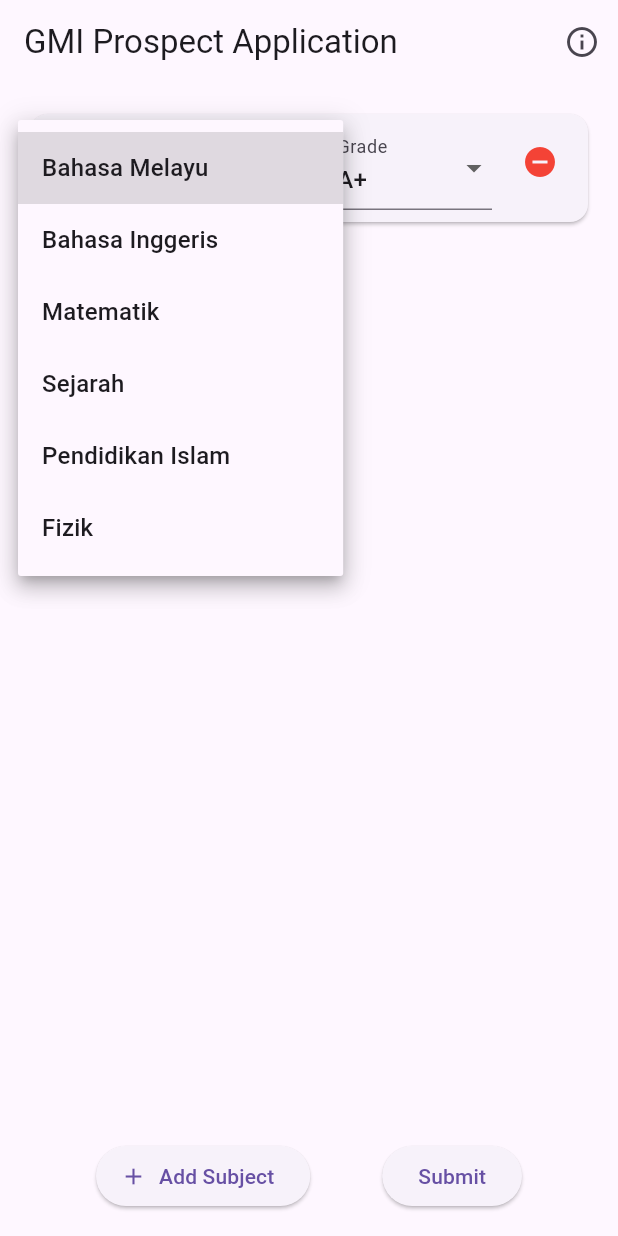
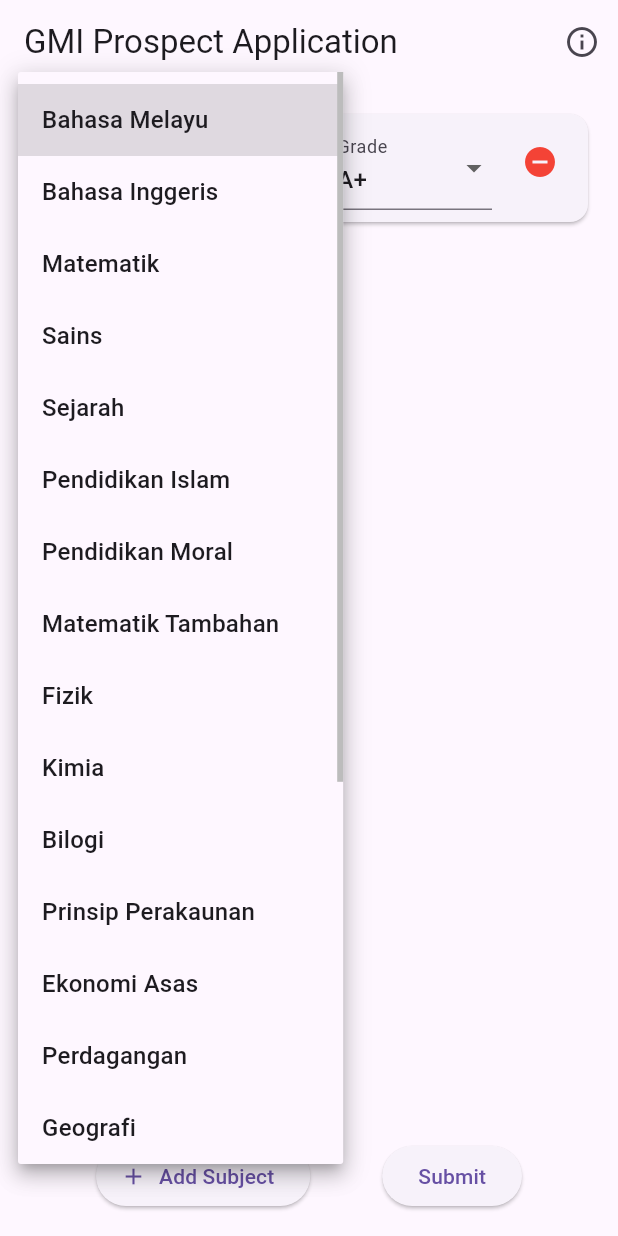
Before and after one commit to RipinDensumite/gmi_prospect_application, a Flutter app: the screen it shows after launch, after a tap on "Add Subject", after a tap on "Bahasa Melayu", on a phone screen of 412 x 824 dp. Run offline on Flutter 3.47's test engine with Material 3 defaults, Android fonts, the phone set to English and light mode, and no system bars.

Commit message:
Update subject_form.dart

```diff
--- a/lib/screens/subject_form.dart
+++ b/lib/screens/subject_form.dart
@@ -17,9 +17,26 @@ class _SubjectFormScreenState extends State<SubjectFormScreen> {
     'Bahasa Melayu',
     'Bahasa Inggeris',
     'Matematik',
+    'Sains',
     'Sejarah',
     'Pendidikan Islam',
+    'Pendidikan Moral',
+    'Matematik Tambahan',
     'Fizik',
+    'Kimia',
+    'Bilogi',
+    'Prinsip Perakaunan',
+    'Ekonomi Asas',
+    'Perdagangan',
+    'Geografi',
+    'Seni Visual',
+    'Teknologi Maklumat dan Komunikasi (ICT)',
+    'Sains Komputer',
+    'Kesusasteraan Melayu',
+    'Pendidikan Seni Visual',
+    'Sains Sukan',
+    'Tasawwur Islam',
+    'Asas Sains Komputer'
   ];
 
   final List<String> gradeOptions = [
@@ -111,15 +128,14 @@ class _SubjectFormScreenState extends State<SubjectFormScreen> {
                             child: Padding(
                               padding: const EdgeInsets.only(right: 8.0),
                               child: DropdownButtonFormField<String>(
-                                isExpanded: true, // Add this line
+                                isExpanded: true,
                                 value: subjects[index].name,
                                 items: subjectOptions.map((String value) {
                                   return DropdownMenuItem<String>(
                                     value: value,
                                     child: Text(
                                       value,
-                                      overflow: TextOverflow
-                                          .ellipsis, // Add this line
+                                      overflow: TextOverflow.ellipsis,
                                     ),
                                   );
                                 }).toList(),
@@ -147,7 +163,7 @@ class _SubjectFormScreenState extends State<SubjectFormScreen> {
                             child: Padding(
                               padding: const EdgeInsets.only(right: 8.0),
                               child: DropdownButtonFormField<String>(
-                                isExpanded: true, // Add this line
+                                isExpanded: true,
                                 value: subjects[index].grade,
                                 items: gradeOptions.map((String value) {
                                   return DropdownMenuItem<String>(
```
